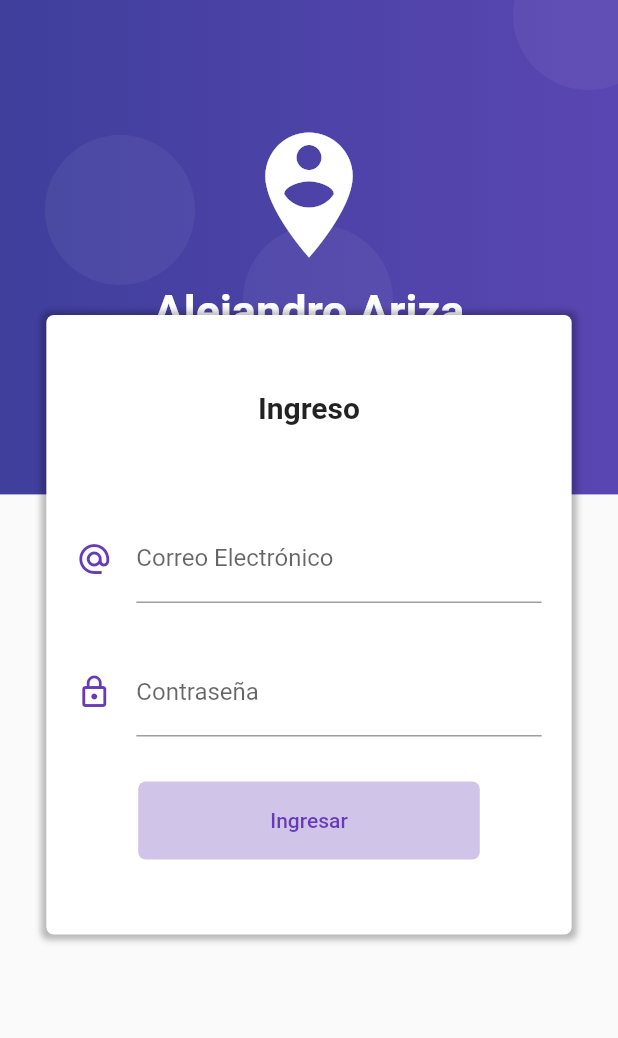
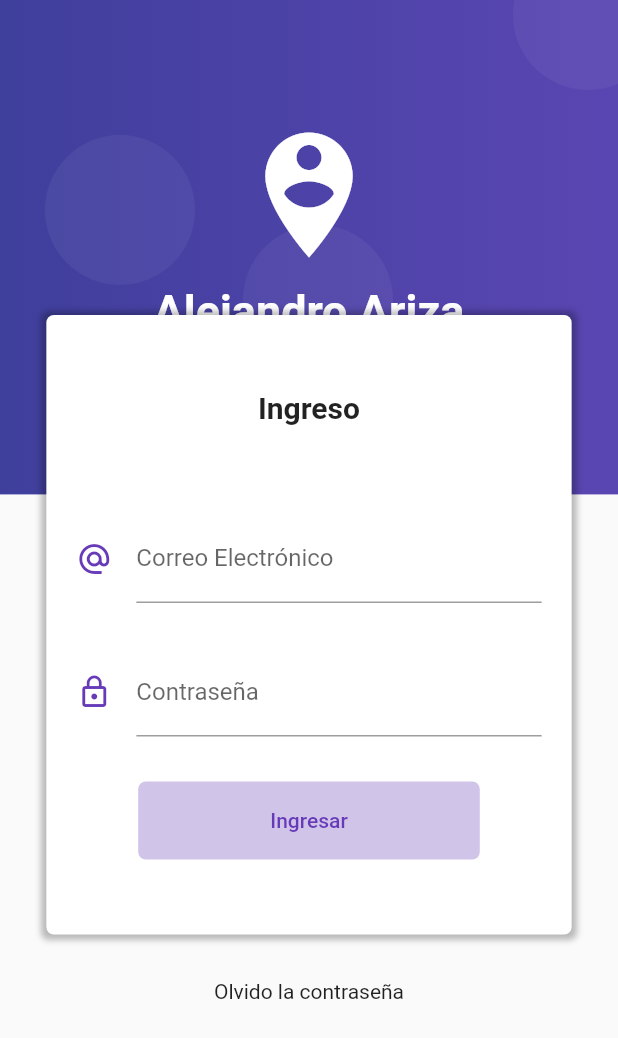
Before and after one commit to diegoarizadev/FlutterPatronBloc, a Flutter app: the screen it shows after launch, on a phone screen of 412 x 824 dp. Shown: the top 1038 px of the screen. Run offline on Flutter 3.47's test engine with Material 2 defaults, Android fonts, the phone set to English and light mode, and no system bars.

Commit message:
Ajustes al diseño de la pantalla

```diff
--- a/patronbloc/lib/src/pages/login_page.dart
+++ b/patronbloc/lib/src/pages/login_page.dart
@@ -152,6 +152,10 @@ class LoginPage extends StatelessWidget {
               ],
             ),
           ),
+          Text('Olvido la contraseña'),
+          SizedBox(
+            height: 100.0,
+          ),
         ],
       ),
     );
@@ -168,7 +172,7 @@ class LoginPage extends StatelessWidget {
             Icons.alternate_email,
             color: Colors.deepPurple,
           ),
-          hintText: 'tucorreo@corre.co', //placeHolder.
+          hintText: 'tucorreo@correo.co', //placeHolder.
           labelText: 'Correo Electrónico',
         ),
       ),
```
